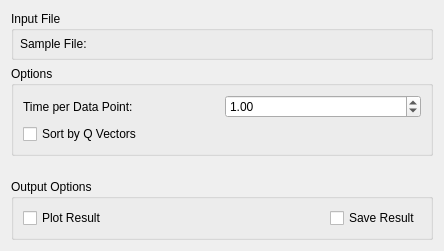
Qt form Code/Mantid/MantidQt/CustomInterfaces/inc/MantidQtCustomInterfaces/IndirectSassena.ui (mantidproject/mantid) before a commit.
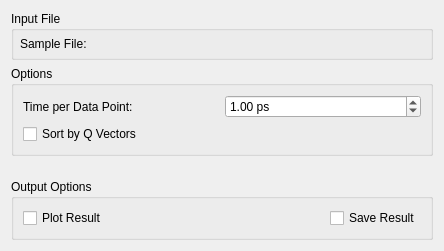
The same form after that commit. Custom widgets are drawn as their Qt base class.

Commit message:
Add unit suffix for time unit
Refs #10443

What changed in the file:
```diff
--- a/Code/Mantid/MantidQt/CustomInterfaces/inc/MantidQtCustomInterfaces/IndirectSassena.ui
+++ b/Code/Mantid/MantidQt/CustomInterfaces/inc/MantidQtCustomInterfaces/IndirectSassena.ui
@@ -70,6 +70,9 @@
         <property name="toolTip">
          <string>&lt;html&gt;&lt;head/&gt;&lt;body&gt;&lt;p&gt;The time in pico seconds between each consecutive data point.&lt;/p&gt;&lt;/body&gt;&lt;/html&gt;</string>
         </property>
+        <property name="suffix">
+         <string> ps</string>
+        </property>
         <property name="maximum">
          <double>1000.000000000000000</double>
         </property>
```
